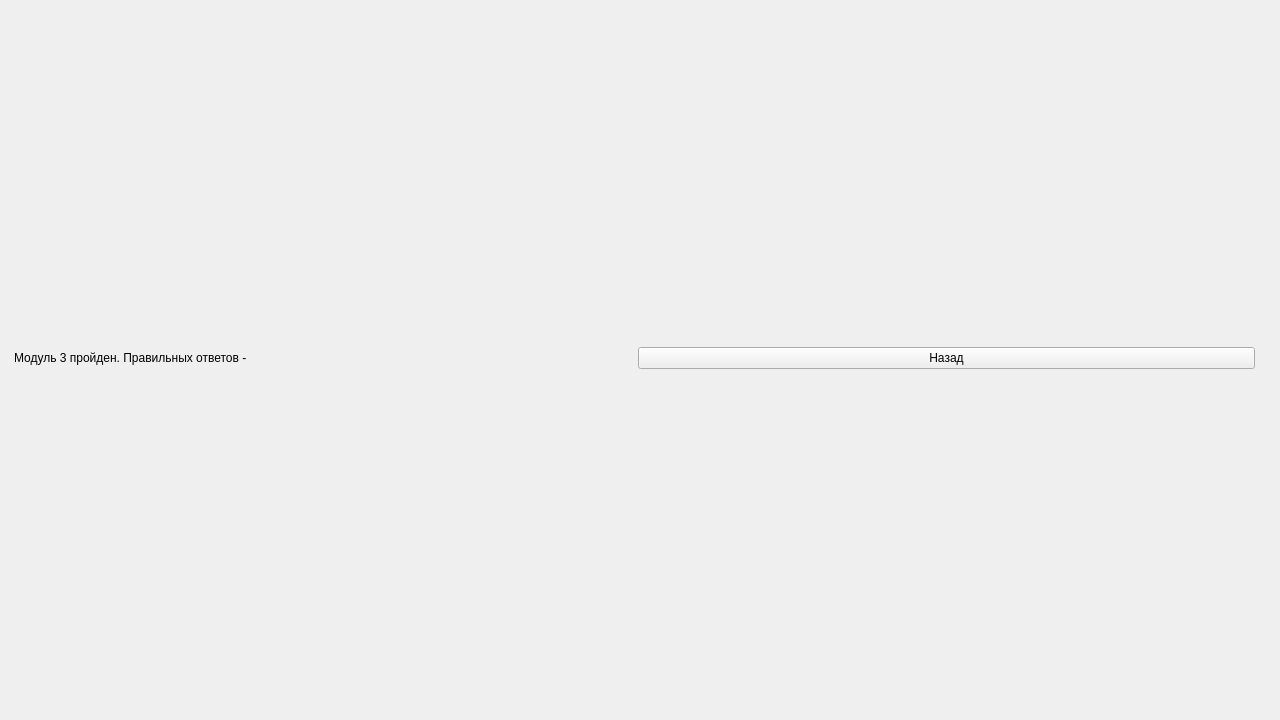
This is widget.ui in HellingOut/TrainingApp as Qt 5 draws it before an edit. The edited form follows.
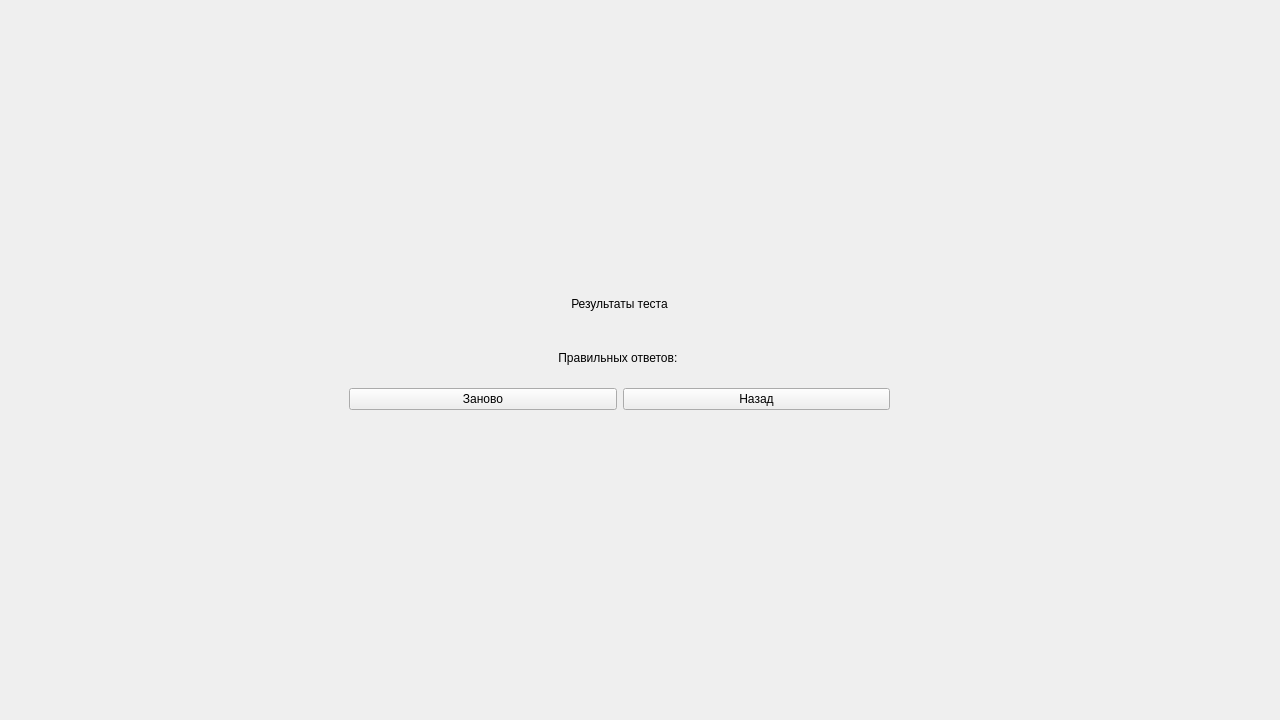
This is the edited form.

```diff
--- a/widget.ui
+++ b/widget.ui
@@ -50,7 +50,7 @@
     </size>
    </property>
    <property name="currentIndex">
-    <number>4</number>
+    <number>2</number>
    </property>
    <widget class="QWidget" name="main">
     <property name="sizePolicy">
@@ -872,34 +872,6 @@
      </layout>
     </widget>
    </widget>
-   <widget class="QWidget" name="practice_results">
-    <widget class="QWidget" name="gridLayoutWidget_2">
-     <property name="geometry">
-      <rect>
-       <x>5</x>
-       <y>9</y>
-       <width>1241</width>
-       <height>681</height>
-      </rect>
-     </property>
-     <layout class="QGridLayout" name="gridLayout_2">
-      <item row="0" column="0">
-       <widget class="QLabel" name="label">
-        <property name="text">
-         <string>Модуль 3 пройден. Правильных ответов - </string>
-        </property>
-       </widget>
-      </item>
-      <item row="0" column="1">
-       <widget class="QPushButton" name="pushButton">
-        <property name="text">
-         <string>Назад</string>
-        </property>
-       </widget>
-      </item>
-     </layout>
-    </widget>
-   </widget>
   </widget>
  </widget>
  <resources/>
```
